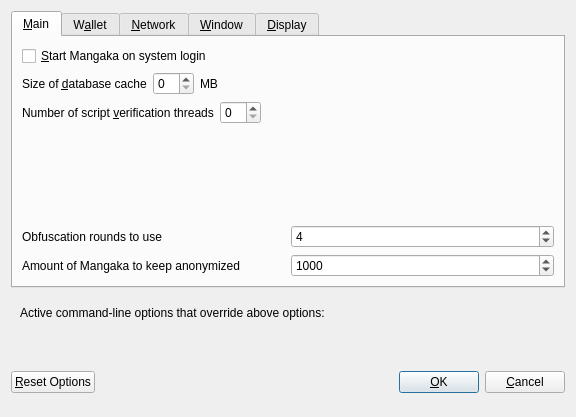
Old version of the form src/qt/forms/optionsdialog.ui in the repository ZsuDev/Mangaka-Core.
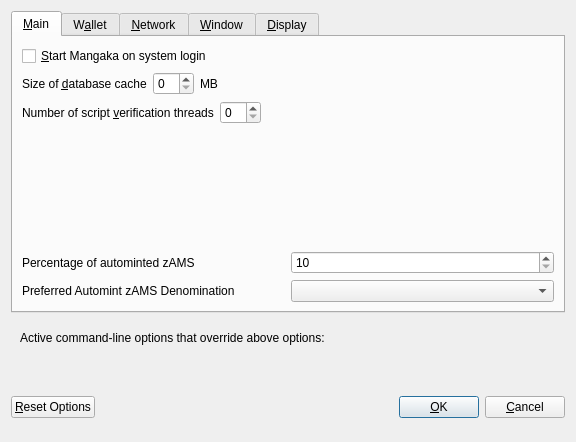
New version of the form. Custom widgets are drawn as their Qt base class.

What changed in the file:
```diff
--- a/src/qt/forms/optionsdialog.ui
+++ b/src/qt/forms/optionsdialog.ui
@@ -7,7 +7,7 @@
     <x>0</x>
     <y>0</y>
     <width>576</width>
-    <height>417</height>
+    <height>442</height>
    </rect>
   </property>
   <property name="windowTitle">
@@ -118,7 +118,7 @@
         </layout>
        </item>
        <item>
-        <spacer name="verticalSpacer_Main">
+        <spacer name="verticalSpacer_2">
          <property name="orientation">
           <enum>Qt::Vertical</enum>
          </property>
@@ -131,69 +131,66 @@
         </spacer>
        </item>
        <item>
-        <layout class="QHBoxLayout" name="horizontalLayout_4_Main">
+        <layout class="QHBoxLayout" name="horizontalLayout_3">
          <item>
-          <widget class="QLabel" name="label">
+          <widget class="QLabel" name="percentage_label">
            <property name="toolTip">
-            <string>This setting determines the amount of individual masternodes that an input will be anonymized through.&lt;br/&gt;More rounds of anonymization gives a higher degree of privacy, but also costs more in fees.</string>
+            <string>Percentage of incoming AMS which get automatically converted to zAMS via Zerocoin Protocol (min: 10%)</string>
            </property>
            <property name="text">
-            <string>Obfuscation rounds to use</string>
+            <string>Percentage of autominted zAMS</string>
            </property>
           </widget>
          </item>
          <item>
-          <widget class="QSpinBox" name="obfuscationRounds">
+          <widget class="QSpinBox" name="zeromintPercentage">
            <property name="minimum">
-            <number>2</number>
+            <number>10</number>
            </property>
            <property name="maximum">
-            <number>8</number>
-           </property>
-           <property name="value">
-            <number>4</number>
+            <number>100</number>
            </property>
           </widget>
          </item>
         </layout>
        </item>
        <item>
-        <layout class="QHBoxLayout" name="horizontalLayout">
+        <layout class="QHBoxLayout" name="horizontalLayout" stretch="0,0">
+         <property name="sizeConstraint">
+          <enum>QLayout::SetFixedSize</enum>
+         </property>
          <item>
-          <widget class="QLabel" name="label_2">
+          <widget class="QLabel" name="labelPreferredDenom">
+           <property name="maximumSize">
+            <size>
+             <width>16777215</width>
+             <height>16777215</height>
+            </size>
+           </property>
            <property name="toolTip">
-            <string>This amount acts as a threshold to turn off Obfuscation once it's reached.</string>
-           </property>
-           <property name="statusTip">
-            <string notr="true"/>
-           </property>
-           <property name="whatsThis">
-            <string notr="true"/>
-           </property>
-           <property name="accessibleName">
-            <string notr="true"/>
-           </property>
-           <property name="accessibleDescription">
-            <string notr="true"/>
+            <string>Wait with automatic conversion to Zerocoin until enough AMS for this denomination is available</string>
            </property>
            <property name="text">
-            <string>Amount of Mangaka to keep anonymized</string>
+            <string>Preferred Automint zAMS Denomination</string>
            </property>
           </widget>
          </item>
          <item>
-          <widget class="QSpinBox" name="anonymizeMangaka">
-           <property name="minimum">
-            <number>100</number>
+          <widget class="QComboBox" name="preferredDenom">
+           <property name="maximumSize">
+            <size>
+             <width>16777215</width>
+             <height>27</height>
+            </size>
            </property>
-           <property name="maximum">
-            <number>100000</number>
+           <property name="toolTip">
+            <string>Wait with automatic conversion to Zerocoin until enough AMS for this denomination is available</string>
            </property>
-           <property name="singleStep">
-            <number>100</number>
+           <property name="maxVisibleItems">
+            <number>9</number>
            </property>
-           <property name="value">
-            <number>1000</number>
+           <property name="maxCount">
+            <number>9</number>
            </property>
           </widget>
          </item>
@@ -476,7 +473,7 @@
          </property>
          <property name="text">
           <string>Language missing or translation incomplete? Help contributing translations here:
-https://www.transifex.com/mangaka-project/mangaka-project-translations</string>
+https://www.transifex.com/mangakacoin/Mangaka-Core-project-translations</string>
          </property>
          <property name="wordWrap">
           <bool>true</bool>
```
